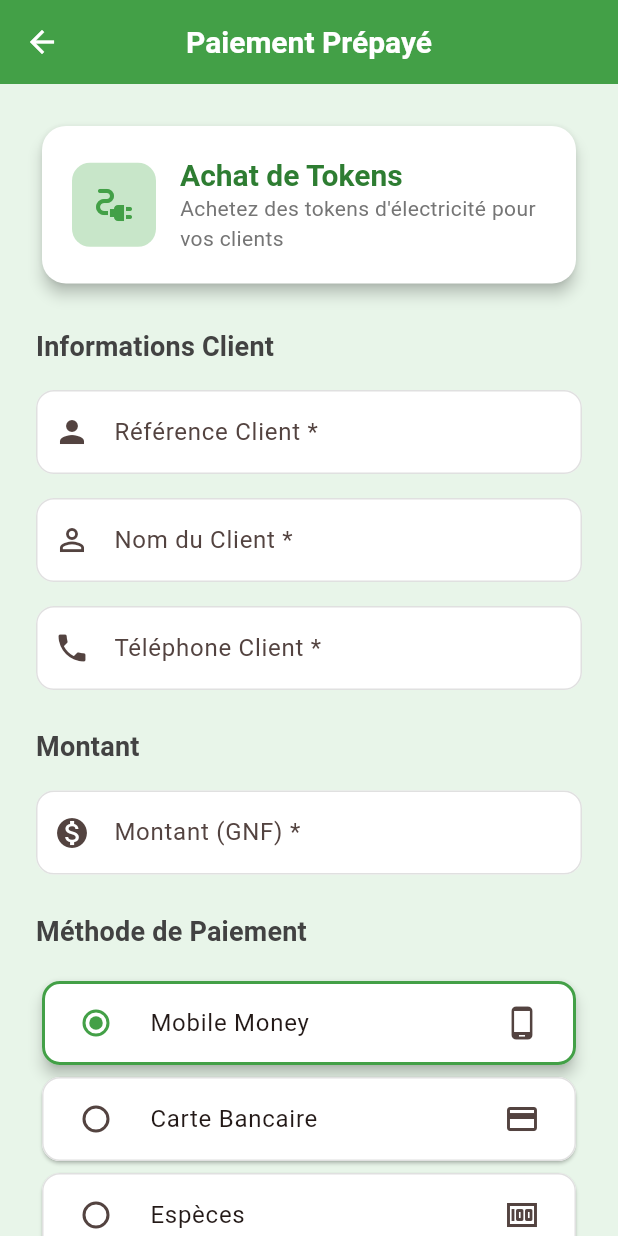
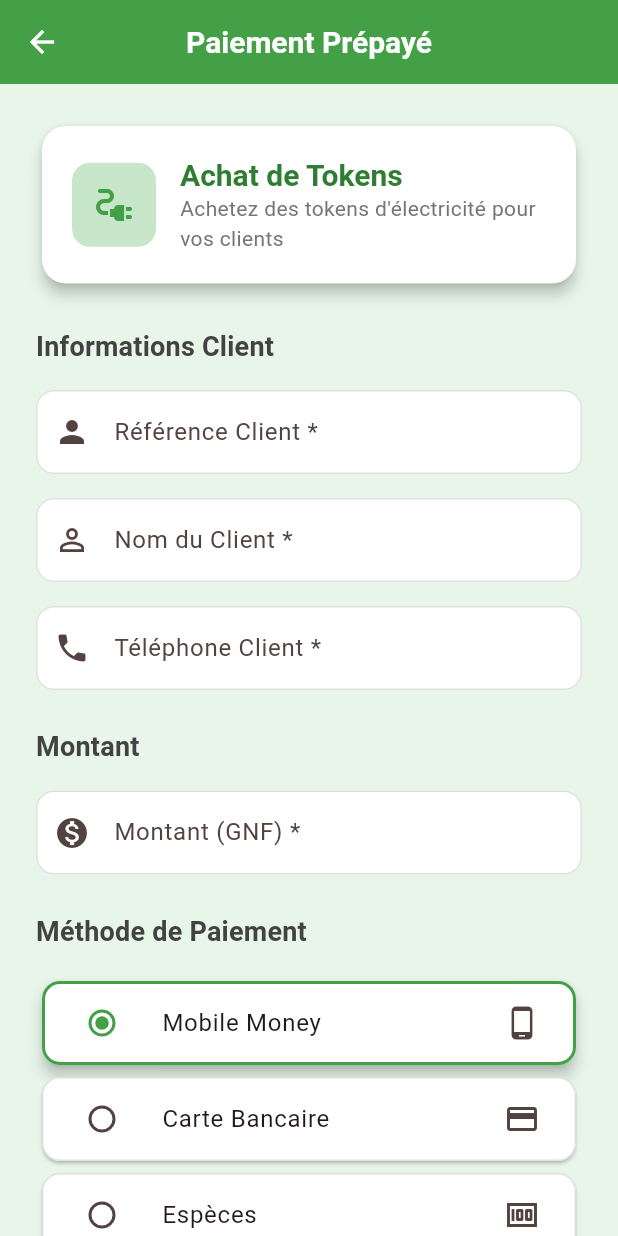
Before and after one commit to medchelios/pdv-baaf, a Flutter app: the PrepaidPaymentScreen screen opened by its route, on a phone screen of 412 x 824 dp. Run offline on Flutter 3.47's test engine with Material 3 defaults, Android fonts, the phone set to English and light mode, and no system bars; our stand-ins replace shared_preferences; accounts and stored records are empty.

Commit message:
Enhance payment screens by adding mounted checks before state updates and improving error handling. Updated SnackBar messages for better user feedback in both postpaid and prepaid payment screens.

```diff
--- a/lib/screens/prepaid_payment_screen.dart
+++ b/lib/screens/prepaid_payment_screen.dart
@@ -380,19 +380,30 @@ class _PrepaidPaymentScreenState extends State<PrepaidPaymentScreen> {
                       width: _selectedPaymentMethod == method['value'] ? 2 : 1,
                     ),
                   ),
-                  child: RadioListTile<String>(
+                  child: ListTile(
+                    leading: Radio<String>(
                       value: method['value'],
                       groupValue: _selectedPaymentMethod,
                       onChanged: (value) {
+                        if (mounted) {
                           setState(() {
                             _selectedPaymentMethod = value!;
                           });
+                        }
                       },
-                    title: Text(method['label']),
-                    secondary: Icon(method['icon']),
                       activeColor: Colors.green[600],
                     ),
-                )).toList(),
+                    title: Text(method['label']),
+                    trailing: Icon(method['icon']),
+                    onTap: () {
+                      if (mounted) {
+                        setState(() {
+                          _selectedPaymentMethod = method['value'];
+                        });
+                      }
+                    },
+                  ),
+                )),
                 const SizedBox(height: 32),
 
                 // Bouton de paiement
```
Also changed, not shown: lib/screens/postpaid_payment_screen.dart (+35 -7 lines). Lines whose indentation alone changed are shown as unchanged.
